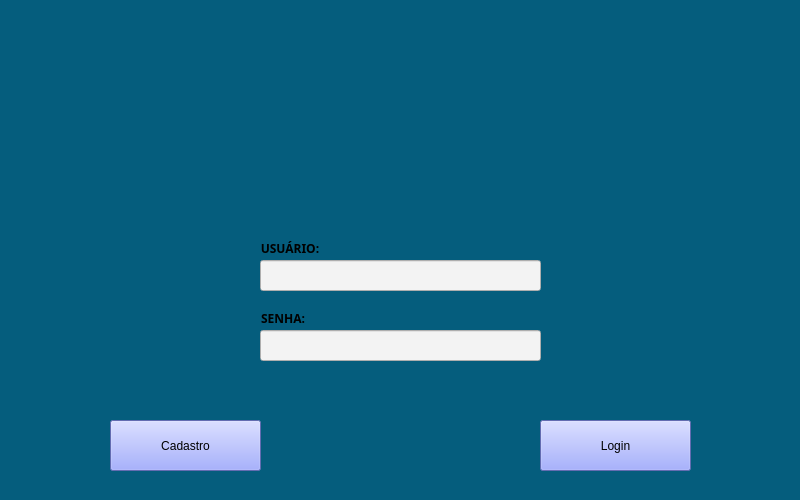
Above: Projeto/tela_login.ui from Charllys-Brauwol/BD-Aulas before the change. Below: the same form after it.
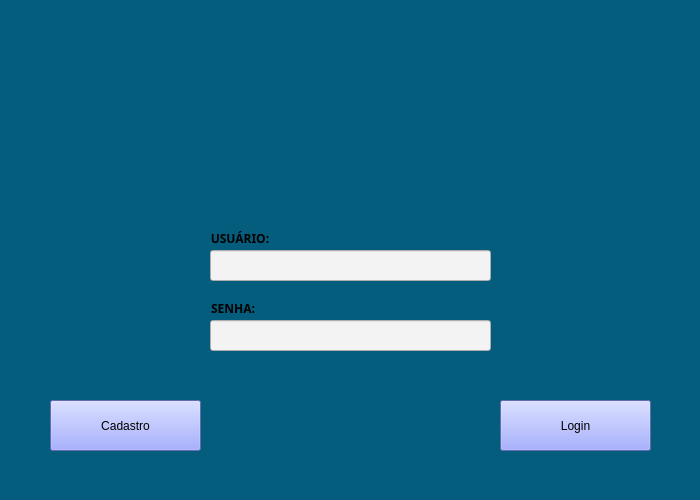
That is the form after the change. Icons and pictures are not drawn.

Commit message: Tela Login PyQt5

```diff
--- a/Projeto/tela_login.ui
+++ b/Projeto/tela_login.ui
@@ -9,7 +9,7 @@
    <rect>
     <x>0</x>
     <y>0</y>
-    <width>800</width>
+    <width>700</width>
     <height>500</height>
    </rect>
   </property>
@@ -35,8 +35,8 @@
    <widget class="QPushButton" name="Login_Usuario">
     <property name="geometry">
      <rect>
-      <x>540</x>
-      <y>420</y>
+      <x>500</x>
+      <y>400</y>
       <width>151</width>
       <height>51</height>
      </rect>
@@ -52,8 +52,8 @@
    <widget class="QPushButton" name="Cadastro_Usuario">
     <property name="geometry">
      <rect>
-      <x>110</x>
-      <y>420</y>
+      <x>50</x>
+      <y>400</y>
       <width>151</width>
       <height>51</height>
      </rect>
@@ -71,8 +71,8 @@
     </property>
     <property name="geometry">
      <rect>
-      <x>260</x>
-      <y>260</y>
+      <x>210</x>
+      <y>250</y>
       <width>281</width>
       <height>31</height>
      </rect>
@@ -100,8 +100,8 @@
    <widget class="QLineEdit" name="Digitar_Senha">
     <property name="geometry">
      <rect>
-      <x>260</x>
-      <y>330</y>
+      <x>210</x>
+      <y>320</y>
       <width>281</width>
       <height>31</height>
      </rect>
@@ -138,8 +138,8 @@
     </property>
     <property name="geometry">
      <rect>
-      <x>260</x>
-      <y>240</y>
+      <x>210</x>
+      <y>230</y>
       <width>60</width>
       <height>16</height>
      </rect>
@@ -171,8 +171,8 @@
    <widget class="QLabel" name="Label_Senha">
     <property name="geometry">
      <rect>
-      <x>260</x>
-      <y>310</y>
+      <x>210</x>
+      <y>300</y>
       <width>46</width>
       <height>16</height>
      </rect>
@@ -201,8 +201,8 @@
    <widget class="QLabel" name="Logo">
     <property name="geometry">
      <rect>
-      <x>290</x>
-      <y>20</y>
+      <x>240</x>
+      <y>50</y>
       <width>221</width>
       <height>151</height>
      </rect>
```
Left out of the diff: 2 changed lines with no effect on the pictures.
